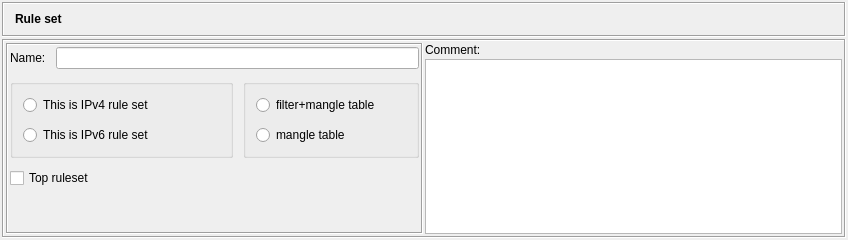
Before: the Qt Designer form src/gui/rulesetdialog_q.ui in fwbuilder/fwbuilder, drawn with Qt 5.
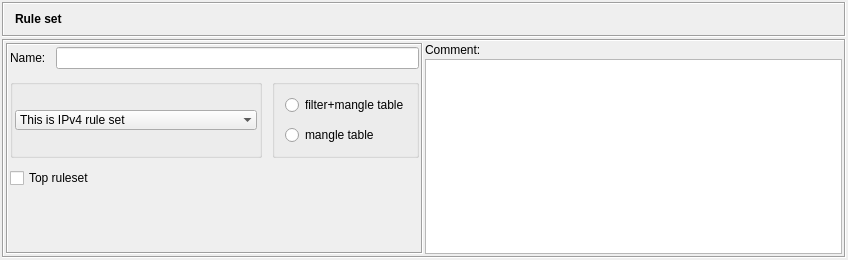
After: the same form once the commit is applied. Icons and pictures are not drawn.

Patch:
```diff
--- a/src/gui/rulesetdialog_q.ui
+++ b/src/gui/rulesetdialog_q.ui
@@ -9,7 +9,7 @@
     <x>0</x>
     <y>0</y>
     <width>848</width>
-    <height>240</height>
+    <height>260</height>
    </rect>
   </property>
   <property name="windowTitle" >
@@ -154,33 +154,26 @@
               <string/>
              </property>
              <layout class="QGridLayout" name="gridLayout" >
-              <property name="leftMargin" >
-               <number>10</number>
-              </property>
-              <property name="topMargin" >
-               <number>10</number>
-              </property>
-              <property name="rightMargin" >
-               <number>2</number>
-              </property>
-              <property name="bottomMargin" >
-               <number>10</number>
-              </property>
-              <property name="verticalSpacing" >
-               <number>10</number>
-              </property>
               <item row="0" column="0" >
-               <widget class="QRadioButton" name="ipv4_rule_set" >
-                <property name="text" >
-                 <string>This is IPv4 rule set</string>
+               <widget class="QComboBox" name="ipv4_6_rule_set" >
+                <property name="frame" >
+                 <bool>false</bool>
                 </property>
-               </widget>
-              </item>
-              <item row="1" column="0" >
-               <widget class="QRadioButton" name="ipv6_rule_set" >
-                <property name="text" >
-                 <string>This is IPv6 rule set</string>
-                </property>
+                <item>
+                 <property name="text" >
+                  <string>This is IPv4 rule set</string>
+                 </property>
+                </item>
+                <item>
+                 <property name="text" >
+                  <string>This is IPv6 rule set</string>
+                 </property>
+                </item>
+                <item>
+                 <property name="text" >
+                  <string>This is combined IPv4 and IPv6 rule set</string>
+                 </property>
+                </item>
                </widget>
               </item>
              </layout>
```
Left out of the diff: 48 changed lines with no effect on the pictures.
